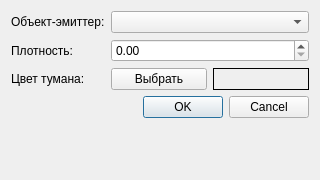
Above: src/window/fog_dialog.ui from jur4ikoff/cg-coursework before the change. Below: the same form after it.
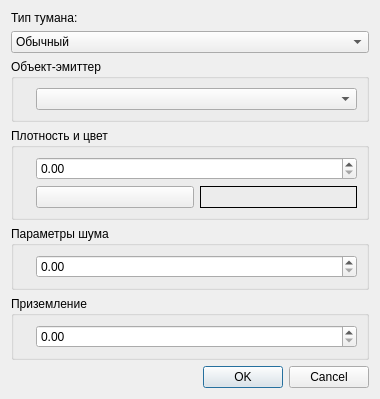
That is the form after the change.

Diff of the .ui file:
```diff
--- a/src/window/fog_dialog.ui
+++ b/src/window/fog_dialog.ui
@@ -9,69 +9,119 @@
    <rect>
     <x>0</x>
     <y>0</y>
-    <width>320</width>
-    <height>180</height>
+    <width>380</width>
+    <height>300</height>
    </rect>
   </property>
-  <layout class="QFormLayout" name="formLayout">
-   <item row="0" column="0">
-    <widget class="QLabel" name="label_object">
+  <layout class="QVBoxLayout" name="verticalLayout">
+   <item>
+    <widget class="QLabel" name="label_type">
      <property name="text">
-      <string>Объект-эмиттер:</string>
+      <string>Тип тумана:</string>
      </property>
     </widget>
    </item>
-   <item row="0" column="1">
-    <widget class="QComboBox" name="objectComboBox"/>
+   <item>
+    <widget class="QComboBox" name="typeComboBox">
+     <item><property name="text"><string>Обычный</string></property></item>
+     <item><property name="text"><string>Рандомный (с шумом)</string></property></item>
+     <item><property name="text"><string>Приземлённый</string></property></item>
+    </widget>
    </item>
-   <item row="1" column="0">
-    <widget class="QLabel" name="label_density">
-     <property name="text">
-      <string>Плотность:</string>
-     </property>
+
+   <!-- Эмиттер -->
+   <item>
+    <widget class="QGroupBox" name="emitterGroup">
+     <property name="title"><string>Объект-эмиттер</string></property>
+     <layout class="QFormLayout" name="formLayout_emitter">
+      <item row="0" column="0">
+       <widget class="QLabel" name="label_emitter"><text>Объект:</text></widget>
+      </item>
+      <item row="0" column="1">
+       <widget class="QComboBox" name="emitterComboBox"/>
+      </item>
+     </layout>
     </widget>
    </item>
-   <item row="1" column="1">
-    <widget class="QDoubleSpinBox" name="densitySpinBox">
-     <property name="minimum">0.00</property>
-     <property name="maximum">10.00</property>
-     <property name="value">0.10</property>
-     <property name="singleStep">0.01</property>
+
+   <!-- Общие параметры -->
+   <item>
+    <widget class="QGroupBox" name="commonGroup">
+     <property name="title"><string>Плотность и цвет</string></property>
+     <layout class="QFormLayout" name="formLayout_common">
+      <item row="0" column="0">
+       <widget class="QLabel" name="label_density"><text>Плотность:</text></widget>
+      </item>
+      <item row="0" column="1">
+       <widget class="QDoubleSpinBox" name="densitySpinBox">
+        <property name="minimum">0.00</property>
+        <property name="maximum">10.00</property>
+        <property name="value">0.10</property>
+        <property name="singleStep">0.01</property>
+       </widget>
+      </item>
+      <item row="1" column="0">
+       <widget class="QLabel" name="label_color"><text>Цвет:</text></widget>
+      </item>
+      <item row="1" column="1">
+       <layout class="QHBoxLayout" name="colorLayout">
+        <item>
+         <widget class="QPushButton" name="chooseColorButton"><text>Выбрать</text></widget>
+        </item>
+        <item>
+         <widget class="QLabel" name="colorPreview">
+          <property name="minimumSize"><size><width>30</width><height>20</height></size></property>
+          <property name="frameShape"><enum>QFrame::Box</enum></property>
+          <property name="text"/>
+         </widget>
+        </item>
+       </layout>
+      </item>
+     </layout>
     </widget>
    </item>
-   <item row="2" column="0">
-    <widget class="QLabel" name="label_color">
-     <property name="text">
-      <string>Цвет тумана:</string>
-     </property>
+
+   <!-- Параметры шума (для Рандомного и Приземлённого) -->
+   <item>
+    <widget class="QGroupBox" name="noiseGroup">
+     <property name="title"><string>Параметры шума</string></property>
+     <layout class="QFormLayout" name="formLayout_noise">
+      <item row="0" column="0">
+       <widget class="QLabel" name="label_scale"><text>Масштаб:</text></widget>
+      </item>
+      <item row="0" column="1">
+       <widget class="QDoubleSpinBox" name="scaleSpinBox">
+        <property name="minimum">0.01</property>
+        <property name="maximum">100.00</property>
+        <property name="value">5.00</property>
+        <property name="singleStep">0.5</property>
+       </widget>
+      </item>
+     </layout>
     </widget>
    </item>
-   <item row="2" column="1">
-    <layout class="QHBoxLayout" name="colorLayout">
-     <item>
-      <widget class="QPushButton" name="chooseColorButton">
-       <property name="text">
-        <string>Выбрать</string>
-       </property>
-      </widget>
-     </item>
-     <item>
-      <widget class="QLabel" name="colorPreview">
-       <property name="minimumSize">
-        <size>
-         <width>30</width>
-         <height>20</height>
-        </size>
-       </property>
-       <property name="frameShape">
-        <enum>QFrame::Box</enum>
-       </property>
-       <property name="text"/>
-      </widget>
-     </item>
-    </layout>
+
+   <!-- Коэффициент приземления (только для Приземлённого) -->
+   <item>
+    <widget class="QGroupBox" name="groundGroup">
+     <property name="title"><string>Приземление</string></property>
+     <layout class="QFormLayout" name="formLayout_ground">
+      <item row="0" column="0">
+       <widget class="QLabel" name="label_groundFactor"><text>Коэф. приземления:</text></widget>
+      </item>
+      <item row="0" column="1">
+       <widget class="QDoubleSpinBox" name="groundFactorSpinBox">
+        <property name="minimum">0.00</property>
+        <property name="maximum">10.00</property>
+        <property name="value">2.00</property>
+        <property name="singleStep">0.1</property>
+       </widget>
+      </item>
+     </layout>
+    </widget>
    </item>
-   <item row="3" column="0" colspan="2">
+
+   <item>
     <widget class="QDialogButtonBox" name="buttonBox">
      <property name="standardButtons">
       <set>QDialogButtonBox::Cancel|QDialogButtonBox::Ok</set>
```
